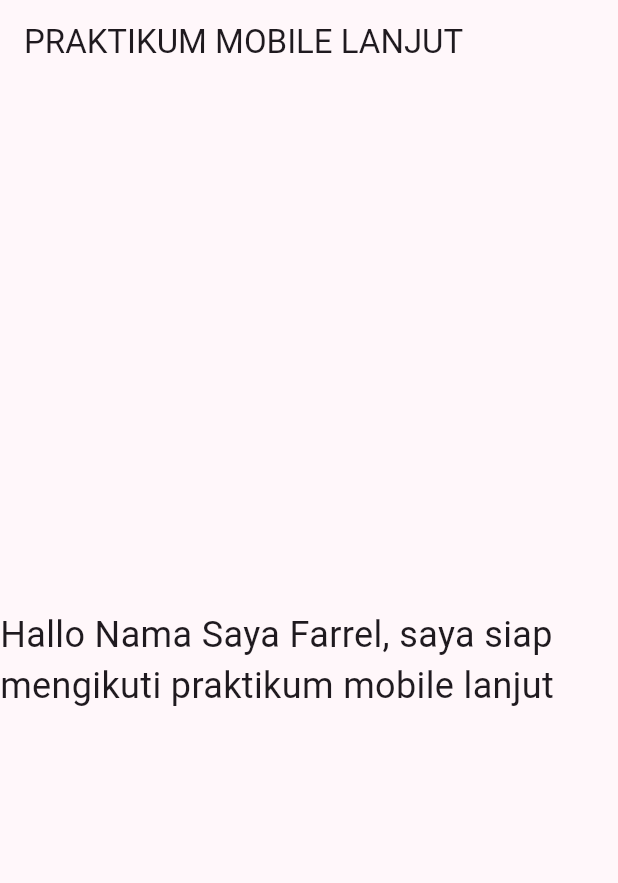
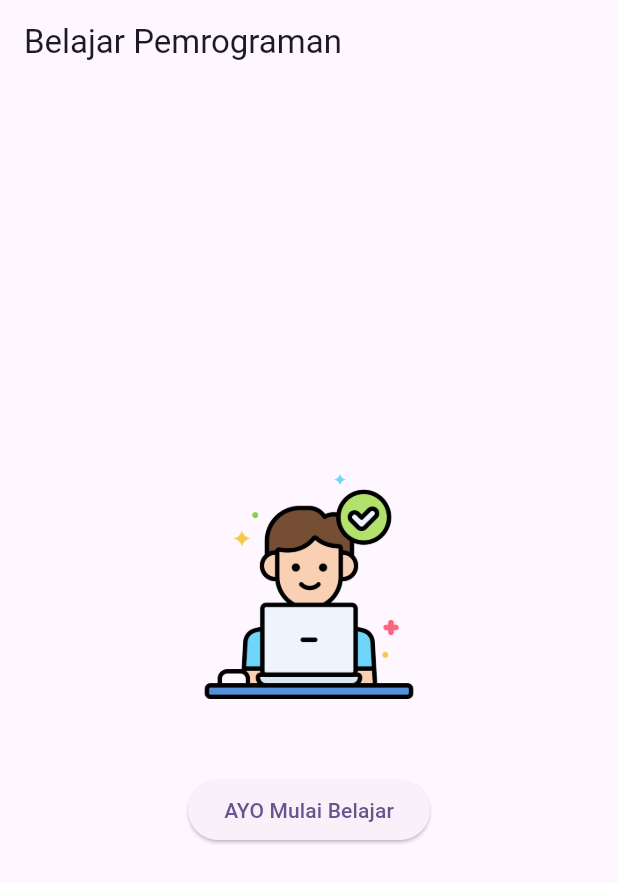
Before and after one commit to MohamadFarrelPratama/-prak-mobilelanjut-2477051014, a Flutter app: the screen it shows after launch, on a phone screen of 412 x 824 dp. Shown: the top 883 px of the screen. Run offline on Flutter 3.47's test engine with Material 3 defaults, Android fonts, the light colour scheme and no system bars.

Commit message:
Pertemuan 3: First Widget

```diff
--- /dev/null
+++ b/lib/first_widget.dart
@@ -0,0 +1,31 @@
+import 'package:flutter/material.dart';
+
+class FirstWidget extends StatelessWidget {
+  const FirstWidget({super.key});
+
+  @override
+  Widget build(BuildContext context) {
+    return Scaffold(
+      appBar: AppBar(
+        title: const Text('Belajar Pemrograman'),
+      ), // AppBar
+      body: Center(
+        child: Column(
+          mainAxisAlignment: MainAxisAlignment.center,
+          children: [
+            Image.asset(
+              'assets/images/working.png',
+              width: 150,
+              height: 150,
+            ), // Image.asset
+            const SizedBox(height: 50),
+            ElevatedButton(
+              onPressed: () {},
+              child: const Text('AYO Mulai Belajar'),
+            ), // ElevatedButton
+          ],
+        ), // Column
+      ), // Center
+    ); // Scaffold
+  }
+}
--- a/lib/main.dart
+++ b/lib/main.dart
@@ -1,7 +1,10 @@
 import 'package:flutter/material.dart';
+// import 'column_widget.dart';
+// import 'row_widget.dart';
+import 'first_widget.dart';
 
 void main() {
-  runApp(MyApp());
+  runApp(const MyApp());
 }
 
 class MyApp extends StatelessWidget {
@@ -10,23 +13,14 @@
   @override
   Widget build(BuildContext context) {
     return MaterialApp(
-      title: 'Flutter Demo',
+      title: 'Praktikum Mobile Lanjut',
       theme: ThemeData(
         colorScheme: ColorScheme.fromSeed(
-          seedColor: Colors.purple,
-        ), // ColorScheme.fromSeed
-      ), // ThemeData
-      home: Scaffold(
-        appBar: AppBar(
-          title: const Text('PRAKTIKUM MOBILE LANJUT'),
-        ), // AppBar
-  body: const Center(
-    child: Text(
-      'Hallo Nama Saya Farrel, saya siap mengikuti praktikum mobile lanjut',
-      style: TextStyle(fontSize: 24),
-    ), // Text
-  ), // Center
-), // Scaffold
-); // MaterialApp
+          seedColor: Colors.deepPurple,
+        ),
+        useMaterial3: true,
+      ),
+      home: const FirstWidget(),
+    );
+  }
 }
-}
--- a/pubspec.yaml
+++ b/pubspec.yaml
@@ -58,9 +58,9 @@
   uses-material-design: true
 
   # To add assets to your application, add an assets section, like this:
-  # assets:
-  #   - images/a_dot_burr.jpeg
-  #   - images/a_dot_ham.jpeg
+  assets:
+    - assets/images/working.png
+
 
   # An image asset can refer to one or more resolution-specific "variants", see
   # https://flutter.dev/to/resolution-aware-images
```
Also changed, not shown: lib/column_widget.dart (added, +22 -0 lines), lib/row_widget.dart (added, +22 -0 lines), assets/images/working.png (added).
